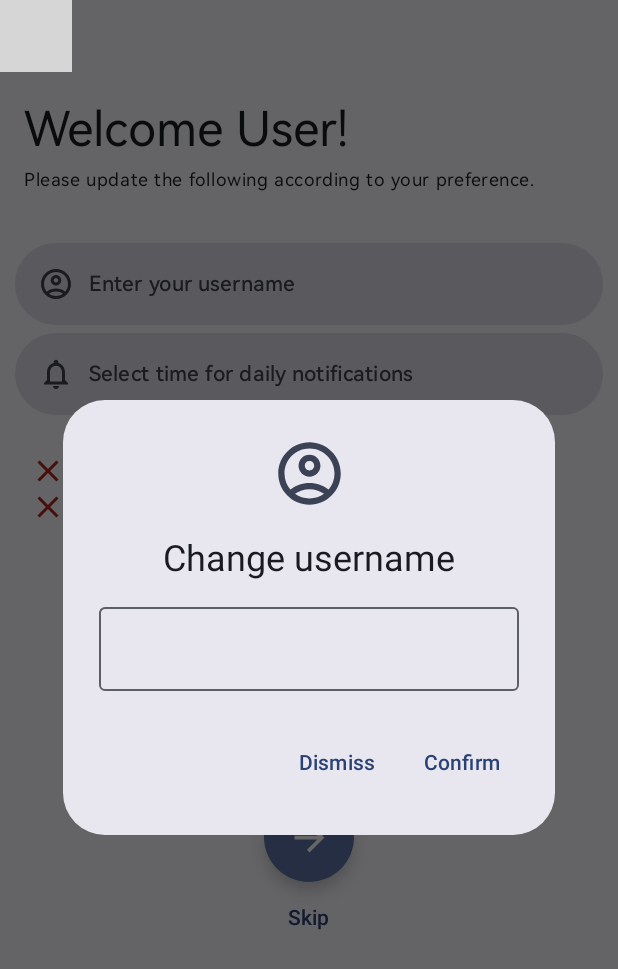
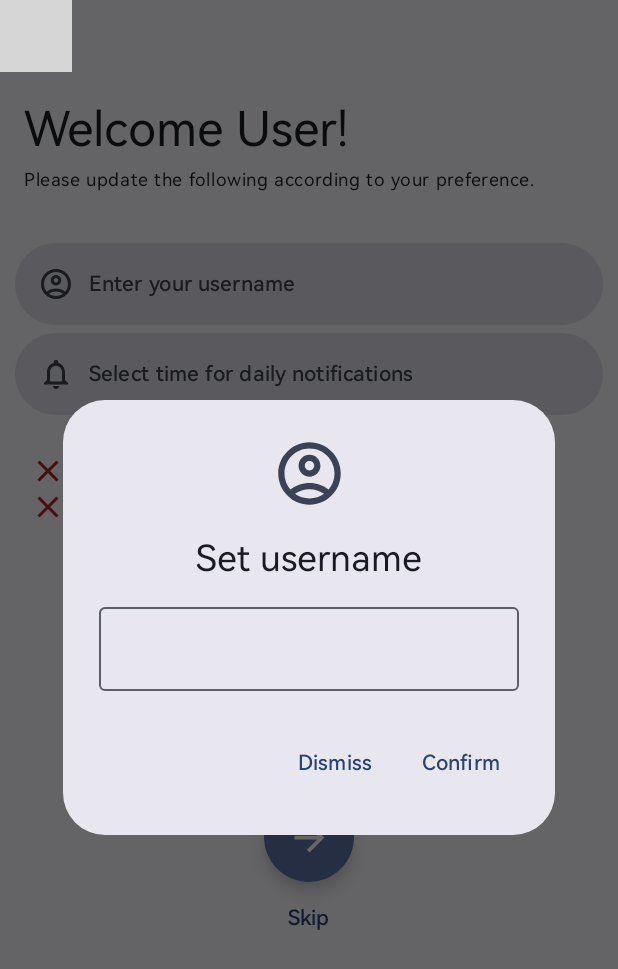
Before and after one commit to karan31q/affirmations_app, an Android app built with Jetpack Compose: the screen it shows after launch (MainActivity), after a tap on "Enter your username", on a phone screen of 412 x 824 dp. Shown: the top 969 px of the screen. Run offline under Robolectric (Android 15) with nearby library versions, the light colour scheme and no system bars; libraries missing offline, so code that uses them is left out: com.maxkeppeker.sheets; 3 statements that could not run were skipped; grey boxes are pictures that could not be loaded.

Commit message:
use harmonyos sans for text * missed to add these * also say "set username" on username dialog in setupui * also use finishedrequest in clock dialog and add ondismissed request to cancel alarm as a precaution when setting up app

```diff
--- a/app/src/main/java/com/imarti/affirmations/SetupUI.kt
+++ b/app/src/main/java/com/imarti/affirmations/SetupUI.kt
@@ -44,10 +44,12 @@ import androidx.compose.ui.Modifier
 import androidx.compose.ui.graphics.vector.ImageVector
 import androidx.compose.ui.platform.LocalContext
 import androidx.compose.ui.res.stringResource
+import androidx.compose.ui.text.TextStyle
 import androidx.compose.ui.text.style.TextAlign
 import androidx.compose.ui.tooling.preview.Preview
 import androidx.compose.ui.unit.dp
 import androidx.navigation.NavHostController
+import com.imarti.affirmations.alarm.cancelAlarm
 import com.imarti.affirmations.clock.ClockDialogImarti
 import com.imarti.affirmations.ui.theme.AffirmationsTheme
 import com.imarti.affirmations.ui.theme.HarmonyOS_Sans
@@ -91,7 +93,7 @@ fun SetupUI(navController: NavHostController) {
 
     val scope = rememberCoroutineScope()
     val clockState = rememberUseCaseState(
-        onCloseRequest = {
+        onFinishedRequest = {
             scope.launch {
                 snackbarHostState.showSnackbar(
                     message = alarmSetMessage,
@@ -100,6 +102,9 @@ fun SetupUI(navController: NavHostController) {
                 )
             }
             notificationTimeSelected = true
+        },
+        onDismissRequest = {
+            cancelAlarm(context) // cancel alarm if dismissed
         }
     )
 
@@ -121,7 +126,8 @@ fun SetupUI(navController: NavHostController) {
             },
             title = {
                 Text(
-                    text = stringResource(R.string.change_username)
+                    text = stringResource(R.string.set_username),
+                    fontFamily = HarmonyOS_Sans
                 )
             },
             text = {
@@ -129,7 +135,10 @@ fun SetupUI(navController: NavHostController) {
                     value = userName,
                     onValueChange = {
                         userName = it
-                    }
+                    },
+                    textStyle = TextStyle(
+                        fontFamily = HarmonyOS_Sans
+                    )
                 )
             },
             onDismissRequest = {
@@ -162,7 +171,8 @@ fun SetupUI(navController: NavHostController) {
                     }
                 ) {
                     Text(
-                        text = stringResource(R.string.confirm_text)
+                        text = stringResource(R.string.confirm_text),
+                        fontFamily = HarmonyOS_Sans
                     )
                 }
             },
@@ -173,7 +183,8 @@ fun SetupUI(navController: NavHostController) {
                     }
                 ) {
                     Text(
-                        text = stringResource(R.string.dismiss_text)
+                        text = stringResource(R.string.dismiss_text),
+                        fontFamily = HarmonyOS_Sans
                     )
                 }
             }
@@ -212,7 +223,8 @@ fun SetupUI(navController: NavHostController) {
                         text = stringResource(R.string.confirm_text),
                         modifier = Modifier
                             .fillMaxWidth(),
-                        textAlign = TextAlign.Center
+                        textAlign = TextAlign.Center,
+                        fontFamily = HarmonyOS_Sans
                     )
                 }
             }
@@ -380,7 +392,8 @@ fun SetupUI(navController: NavHostController) {
                     }
                 ) {
                     Text(
-                        stringResource(R.string.skip)
+                        stringResource(R.string.skip),
+                        fontFamily = HarmonyOS_Sans
                     )
                 }
             }
--- a/app/src/main/java/com/imarti/affirmations/pages/JournalPage.kt
+++ b/app/src/main/java/com/imarti/affirmations/pages/JournalPage.kt
@@ -62,7 +62,9 @@ fun JournalPage(context: Context) {
             value = journalEntryText,
             onValueChange = { journalEntryText = it },
             modifier = Modifier.fillMaxWidth(),
-            textStyle = TextStyle(fontFamily = HarmonyOS_Sans),
+            textStyle = TextStyle(
+                fontFamily = HarmonyOS_Sans
+            ),
             placeholder = {
                 Text(
                     stringResource(R.string.enter_journal_entry),
@@ -218,7 +220,7 @@ fun JournalCardView() {
             ) {
                 Text(
                     "01/03/2024, 12:00",
-                    style = MaterialTheme.typography.bodySmall
+                    style = MaterialTheme.typography.bodySmall,
                 )
                 IconButton(
                     onClick = {}
--- a/app/src/main/res/values/strings.xml
+++ b/app/src/main/res/values/strings.xml
@@ -40,4 +40,5 @@
     <string name="notification_time_not_selected_desc">Checkbox for notification scheduled; unchecked</string>
     <string name="fill_in_req">Please fill in both of the requirements!</string>
     <string name="skip">Skip</string>
+    <string name="set_username">Set username</string>
 </resources>
```
Also changed, not shown: app/src/main/java/com/imarti/affirmations/pages/SettingsPage.kt (+20 -7 lines).
